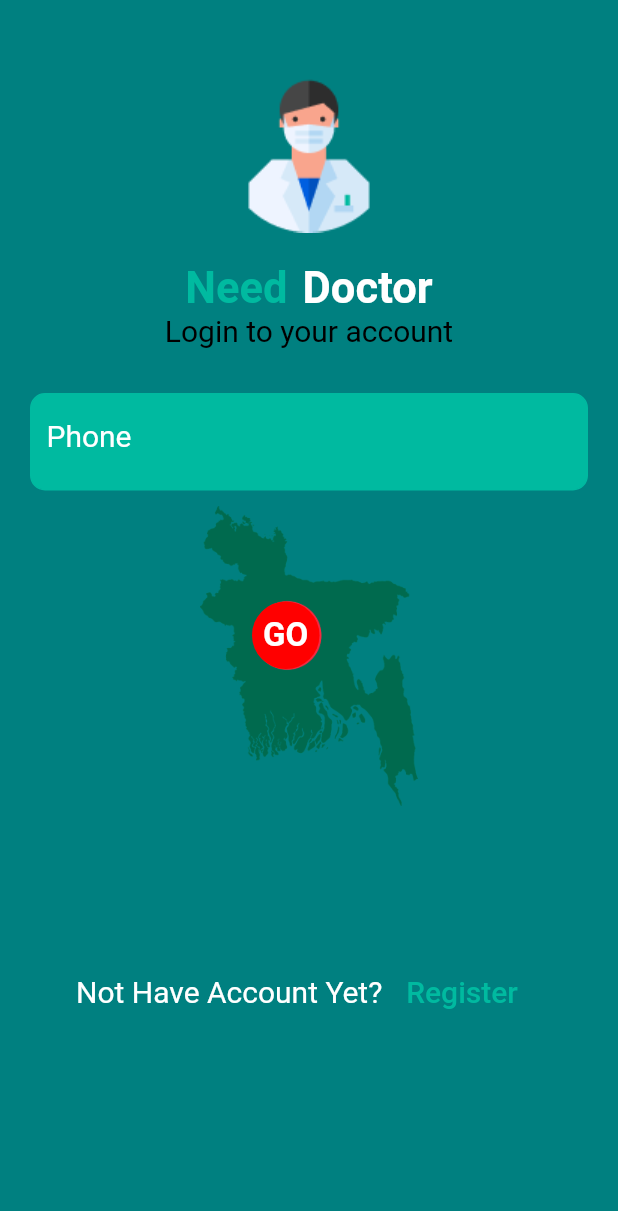
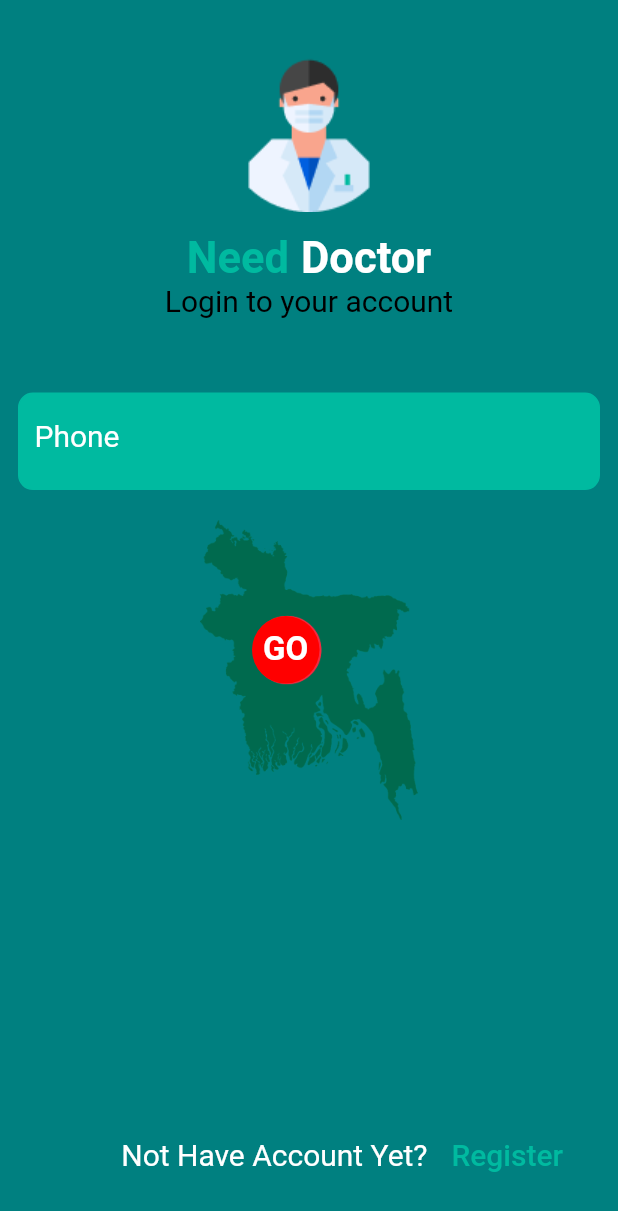
Before and after one commit to Dreamwinners-Technologies/Need-Doctor-s-App, a Flutter app: the LoginScreen screen opened directly, on a phone screen of 412 x 824 dp. Shown: the top 1211 px of the screen. Run offline on Flutter 3.47's test engine with Material 2 defaults, Android fonts, the phone set to English and light mode, and no system bars; our stand-ins replace flutter_secure_storage, flutter_svg, flutter_swiper, fluttertoast, image_cropper, image_picker and 1 more; accounts and stored records are empty; network calls fail.

Commit message:
code organized splash and login screen ,created new dart file check it

```diff
--- a/lib/Colors/Colors.dart
+++ b/lib/Colors/Colors.dart
@@ -4,3 +4,4 @@ const Color primaryColor = Color(0xff007373);
 const Color secondaryColor = Color(0xff008080);
 const Color primaryLight = Color(0xff00BAA0);
 const Color white = Color(0xffffffff);
+const Color red = Color(0xffFF0000);
--- a/lib/view/LoginPage.dart
+++ b/lib/view/LoginPage.dart
@@ -5,6 +5,7 @@ import 'package:need_doctors/Animation/FadeAnimation.dart';
 import 'package:need_doctors/Colors/Colors.dart';
 import 'package:need_doctors/Widgets/Widgets.dart';
 import 'package:need_doctors/models/JwtResponseModel.dart';
+import 'package:need_doctors/org_data/text_style.dart';
 import 'package:need_doctors/view/RegiPage.dart';
 
 import 'package:need_doctors/view/SplashScreen.dart';
@@ -16,89 +17,87 @@ import 'Pagesetup.dart';
 final storage = FlutterSecureStorage();
 
 class LoginScreen extends StatelessWidget {
-  final Color primaryColor = Color(0xff007373);
-  final Color secondaryColor = Color(0xff008080);
-
-  final Color logoGreen = Color(0xffffffff);
-
   final TextEditingController phoneController = TextEditingController();
-
   @override
   Widget build(BuildContext context) {
+    double _height = MediaQuery.of(context).size.height;
+    double _weight = MediaQuery.of(context).size.width;
     return Scaffold(
       body: CustomPaint(
         painter: BluePainter(),
+        child: SafeArea(
+          child: SingleChildScrollView(
+            child: FadeAnimation(
+              1, Container(
+                height: _height,
+                width: _weight,
+                child: Stack(
+                  children: [
+                    Column(
+                      children: [
+                        imageset(_weight),
+                        logintitle(),
+                        Padding(
+                            padding: const EdgeInsets.only(
+                                top: 50.0, left: 12.0, right: 12.0),
+                            child: buildTextField(
+                                phoneController, phone, enterphone)),
+                        loginbutton(context, phoneController),
+                      ],
+                    ),
+                    Positioned(
+                        bottom: 30.0,
+                        right: _weight / 20,
+                        child: goanotherpage(context)),
+                  ],
+                ),
+              ),
+            ),
+          ),
+        ),
+      ),
+    );
+  }
+}
+
+Widget imageset(double size) {
+  return Padding(
+      padding: const EdgeInsets.only(top: 25.0),
       child: Container(
-          height: MediaQuery.of(context).size.height,
-          padding: EdgeInsets.only(top: 40, left: 20, right: 20),
-          child: SingleChildScrollView(
+          height: size / 3.5, width: size / 3.5, child: Image.asset(logo)));
+}
+
+Widget logintitle() {
+  return Padding(
+    padding: const EdgeInsets.only(top: 12.0),
     child: Column(
-              children: <Widget>[
-                FadeAnimation(
-                  1,
-                  Image.asset('asset/logog.png'),
-                ),
-                SizedBox(
-                  height: 20,
-                ),
+      children: [
         Row(
           mainAxisAlignment: MainAxisAlignment.center,
           children: <Widget>[
-                    FadeAnimation(
-                      1,
-                      Text(
-                        'Need',
-                        style: TextStyle(
-                          fontSize: 29,
-                          fontWeight: FontWeight.bold,
-                          color: Color(0xff00BAA0),
-                        ),
-                      ),
-                    ),
-                    SizedBox(
-                      width: 10,
-                    ),
-                    FadeAnimation(
-                      1,
-                      Text(
-                        'Doctor',
-                        style: TextStyle(
-                            fontSize: 29,
-                            fontWeight: FontWeight.bold,
-                            color: Colors.white),
-                      ),
-                    ),
+            need,
+            Padding(
+              padding: const EdgeInsets.only(left: 8.0),
+              child: doctor,
+            )
           ],
         ),
-                Column(
-                  children: <Widget>[
-                    FadeAnimation(
-                      1,
-                      Text(
-                        'Login to your account',
-                        style: TextStyle(fontSize: 20, color: Colors.black),
+        loginacc
+      ],
     ),
-                    ),
-                    SizedBox(
-                      height: 30.0,
-                    ),
-                    FadeAnimation(
-                      1,
-                      buildTextField(
-                          phoneController, 'Phone', 'Enter Your Phone'),
-                    ),
-                    SizedBox(
-                      height: 10.0,
-                    ),
-                    FadeAnimation(
-                      1,
-                      Stack(
+  );
+}
+
+Widget loginbutton(BuildContext context, TextEditingController controller) {
+  return Padding(
+    padding: const EdgeInsets.only(top: 20.0),
+    child: Stack(
       children: [
         Container(
           alignment: Alignment.center,
           height: 200.0,
           width: 200.0,
-                            child: Image.asset("asset/images/bdmap.png"),
+          child: Image.asset(mapimage),
         ),
         Positioned(
           top: 64.0,
@@ -106,24 +105,24 @@ class LoginScreen extends StatelessWidget {
           child: GestureDetector(
             onTap: () async {
               print("CLick");
-                                JwtResponseModel jwtResponse = await attemptLogIn(phone: phoneController.text);
+              JwtResponseModel jwtResponse =
+                  await attemptLogIn(phone: controller.text);
 
               storage.write(key: "jwtToken", value: jwtResponse.token);
 
-                                for(final i in jwtResponse.roles){
+              for (final i in jwtResponse.roles) {
                 print('$i');
                 storage.write(key: "jwtRole$i", value: '$i');
               }
 
-                                if(jwtResponse.token == null){
+              if (jwtResponse.token == null) {
                 Navigator.push(
                   context,
                   MaterialPageRoute(
-                                      builder: (context) => OtpScreen(phoneController.text),
+                    builder: (context) => OtpScreen(controller.text),
                   ),
                 );
-                                }
-                                else {
+              } else {
                 Navigator.push(
                   context,
                   MaterialPageRoute(
@@ -131,77 +130,37 @@ class LoginScreen extends StatelessWidget {
                   ),
                 );
               }
-
             },
-                              child: InkWell(
             child: Container(
               height: 45.0,
               width: 45.0,
-                                  decoration: BoxDecoration(
-                                      shape: BoxShape.circle,
-                                      color: Color(0xffFF0000)),
+              decoration: BoxDecoration(shape: BoxShape.circle, color: red),
               child: Center(
-                                    child: Text('GO',
-                                        style: TextStyle(
-                                            color: white,
-                                            fontSize: 22,
-                                            fontWeight: FontWeight.bold)),
-                                  ),
+                child: gotext,
               ),
             ),
           ),
         ),
       ],
     ),
-                    ),
-                    SizedBox(
-                      height: 100,
-                    ),
-                    Align(
-                      alignment: FractionalOffset.bottomCenter,
-                      child: Align(
-                        alignment: Alignment.bottomCenter,
+  );
+}
+
+Widget goanotherpage(BuildContext context) {
+  return Padding(
+    padding: const EdgeInsets.only(top:12.0),
     child: Row(
+      crossAxisAlignment: CrossAxisAlignment.center,
       mainAxisAlignment: MainAxisAlignment.center,
       children: <Widget>[
-                            SizedBox(
-                              height: 30,
-                            ),
-                            FadeAnimation(
-                              1,
-                              Text(
-                                'Not Have Account Yet?',
-                                style: TextStyle(
-                                    color: Colors.white, fontSize: 20),
-                              ),
-                            ),
-                            FadeAnimation(
-                              1,
+        nothaveacc,
         FlatButton(
             onPressed: () {
               Navigator.push(
-                                      context,
-                                      MaterialPageRoute(
-                                          builder: (context) => RegiPage()));
+                  context, MaterialPageRoute(builder: (context) => RegiPage()));
             },
-                                child: Text(
-                                  'Register',
-                                  style: TextStyle(
-                                      color: Color(0xff00BAA0), fontSize: 20),
-                                ),
-                              ),
-                            ),
+            child: register),
       ],
-                        ),
-                      ),
-                    ),
-                  ],
-                ),
-              ],
-            ),
-          ),
-        ),
     ),
   );
 }
-}
```
Also changed, not shown: lib/org_data/text_style.dart (added, +40 -0 lines), lib/view/HomePage.dart (+9 -8 lines), lib/view/SplashScreen.dart (+60 -106 lines), asset/svg/logo.svg (added). Lines whose indentation alone changed are shown as unchanged.
